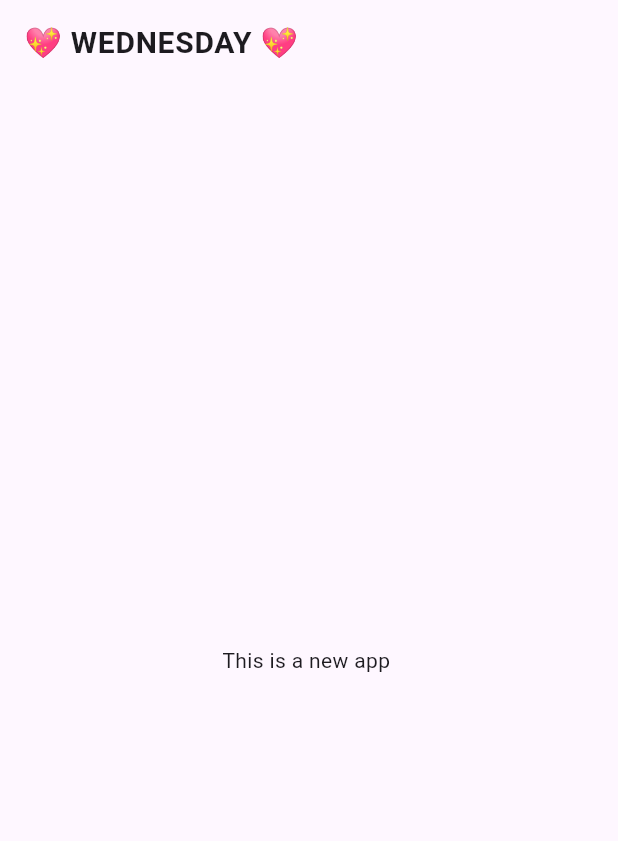
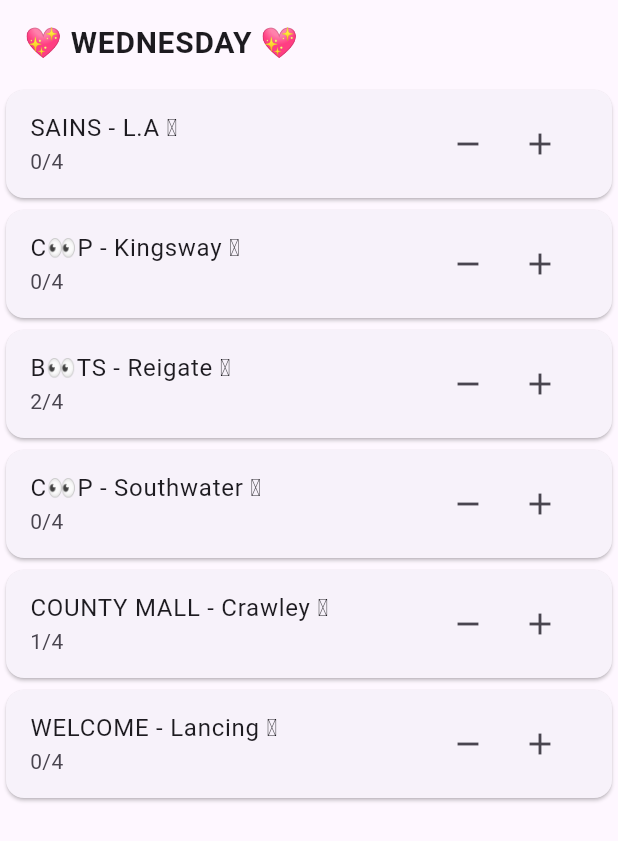
Before and after one commit to Amjadyabroudi128/newApp, a Flutter app: the screen it shows after launch, on a phone screen of 412 x 824 dp. Shown: the top 841 px of the screen. Run offline on Flutter 3.47's test engine with Material 3 defaults, Android fonts, the phone set to English and light mode, and no system bars.

Commit message:
list of places

```diff
--- a/lib/HomePage/HomePage.dart
+++ b/lib/HomePage/HomePage.dart
@@ -35,18 +35,39 @@ class _MyHomePageState extends State<MyHomePage> {
           decoration: const InputDecoration(border: InputBorder.none),
         ),
       ),
-      body: Center(
-
-        child: Column(
-          mainAxisAlignment: .center,
-          children: [
-            Text(
-                "This is a new app "
+      body: ListView.builder(
+        itemCount: entries.length,
+        itemBuilder: (_, i) {
+          final e = entries[i];
+          return Card(
+            child: ListTile(
+              title: Text("${e.text} 🩷"),
+              subtitle: Text("${e.done}/${e.total}"),
+              trailing: Row(
+                mainAxisSize: MainAxisSize.min,
+                children: [
+                  IconButton(
+                    icon: const Icon(Icons.remove),
+                    onPressed: () {
+                      setState(() {
+                        if (e.done > 0) e.done--;
+                      });
+                    },
+                  ),
+                  IconButton(
+                    icon: const Icon(Icons.add),
+                    onPressed: () {
+                      setState(() {
+                        if (e.done < e.total) e.done++;
+                      });
+                    },
+                  ),
+                ],
+              ),
             ),
-          ],
-        ),
+          );
+        },
       ),
-
     );
   }
 }
```
